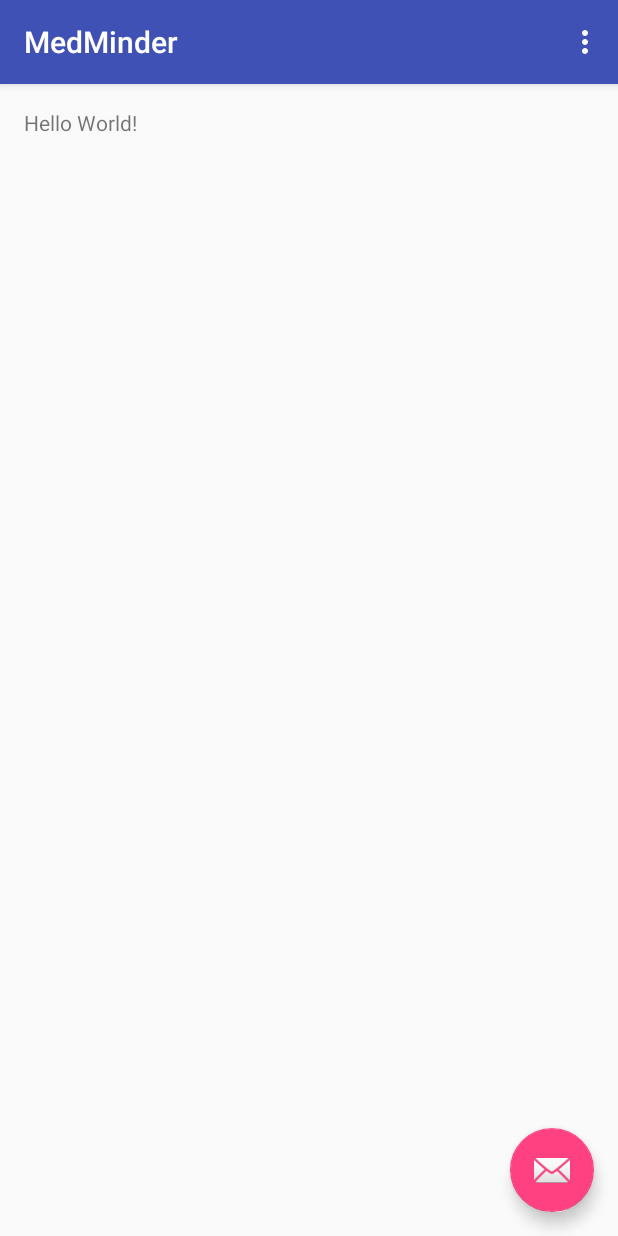
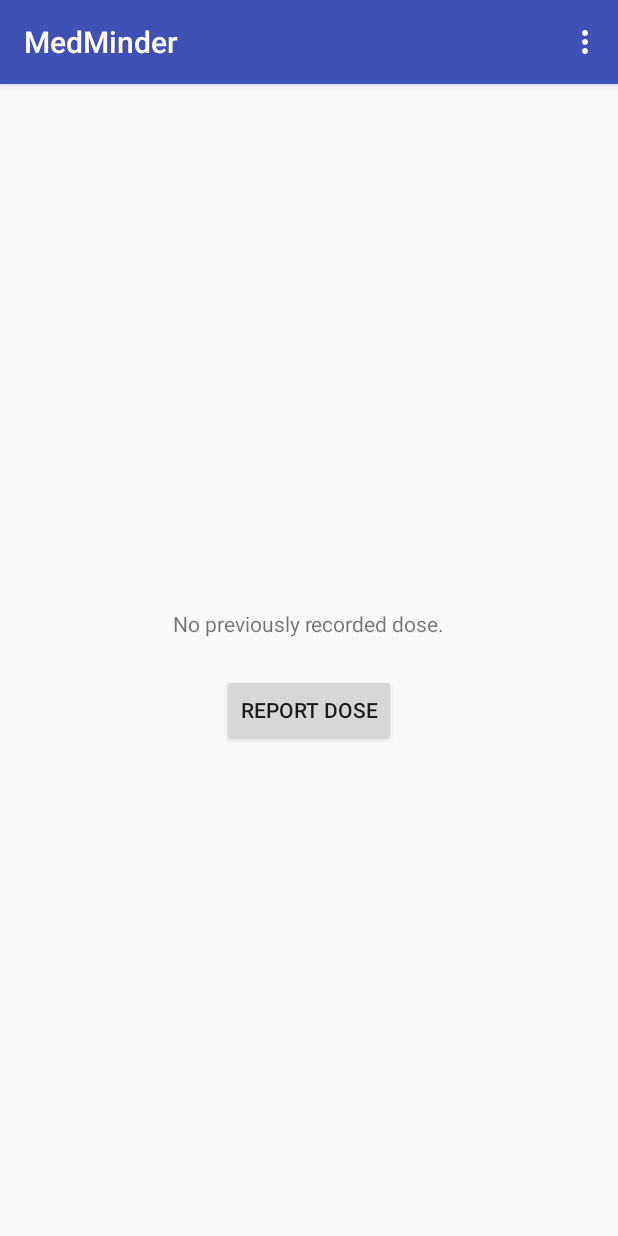
Before and after one commit to lkogler/MedMinder, an Android app: the screen it shows after launch (MainActivity), on a phone screen of 412 x 824 dp. Run offline under Robolectric (Android 15) with nearby library versions, the phone set to English and light mode, and no system bars; libraries missing offline, so code that uses them is left out: com.github.salomonbrys.kodein; 2 statements that could not run were skipped.

Commit message:
[Finishes #107775102] Add a button for reporting dose

```diff
--- a/app/src/main/AndroidManifest.xml
+++ b/app/src/main/AndroidManifest.xml
@@ -3,6 +3,7 @@
     package="net.laurakogler.medminder" >
 
     <application
+        android:name=".MedMinderApplication"
         android:allowBackup="true"
         android:icon="@mipmap/ic_launcher"
         android:label="@string/app_name"
--- a/app/src/main/java/net/laurakogler/medminder/MainActivity.kt
+++ b/app/src/main/kotlin/net/laurakogler/medminder/MainActivity.kt
@@ -1,26 +1,34 @@
 package net.laurakogler.medminder
 
 import android.os.Bundle
-import android.support.design.widget.FloatingActionButton
-import android.support.design.widget.Snackbar
 import android.support.v7.app.AppCompatActivity
 import android.support.v7.widget.Toolbar
 import android.view.View
 import android.view.Menu
 import android.view.MenuItem
+import android.widget.Button
+import android.widget.TextView
+import com.github.salomonbrys.kodein.KodeinInjector
+import com.github.salomonbrys.kodein.android.appKodein
+import java.text.SimpleDateFormat
 
 class MainActivity : AppCompatActivity() {
+    private val injector = KodeinInjector()
+    public val calendarWrapper: CalendarWrapper by injector.instance()
 
     override fun onCreate(savedInstanceState: Bundle?) {
         super.onCreate(savedInstanceState)
+        injector.inject(appKodein())
         setContentView(R.layout.activity_main)
         val toolbar = findViewById(R.id.toolbar) as Toolbar
         setSupportActionBar(toolbar)
 
-        val fab = findViewById(R.id.fab) as FloatingActionButton
-        fab.setOnClickListener(object : View.OnClickListener {
+        val reportDoseButton = findViewById(R.id.report_dose_button) as Button
+        reportDoseButton.setOnClickListener(object : View.OnClickListener {
             override fun onClick(view: View) {
-                Snackbar.make(view, "Replace with your own action", Snackbar.LENGTH_LONG).setAction("Action", null).show()
+                val statusText = findViewById(R.id.status_text) as TextView
+                val dateFormat = SimpleDateFormat("h:mm a");
+                statusText.setText("Your last dose was at ${dateFormat.format(calendarWrapper.getCalendar().getTime())}")
             }
         })
     }
--- /dev/null
+++ b/app/src/main/kotlin/net/laurakogler/medminder/MedMinderApplication.kt
@@ -0,0 +1,17 @@
+package net.laurakogler.medminder
+
+import android.app.Application
+import com.github.salomonbrys.kodein.*
+import com.github.salomonbrys.kodein.android.KodeinApplication
+
+public class MedMinderApplication : Application(), KodeinApplication {
+
+    override val kodein = Kodein {
+        bind<CalendarWrapper>() with instance(CalendarWrapper())
+    }
+
+
+    override fun onCreate() {
+        super.onCreate()
+    }
+}
--- a/app/src/main/res/layout/activity_main.xml
+++ b/app/src/main/res/layout/activity_main.xml
@@ -1,25 +1,26 @@
 <?xml version="1.0" encoding="utf-8"?>
-<android.support.design.widget.CoordinatorLayout
-    xmlns:android="http://schemas.android.com/apk/res/android"
+<android.support.design.widget.CoordinatorLayout xmlns:android="http://schemas.android.com/apk/res/android"
     xmlns:app="http://schemas.android.com/apk/res-auto"
-    xmlns:tools="http://schemas.android.com/tools" android:layout_width="match_parent"
-    android:layout_height="match_parent" android:fitsSystemWindows="true"
+    xmlns:tools="http://schemas.android.com/tools"
+    android:layout_width="match_parent"
+    android:layout_height="match_parent"
+    android:fitsSystemWindows="true"
     tools:context=".MainActivity">
 
-    <android.support.design.widget.AppBarLayout android:layout_height="wrap_content"
-        android:layout_width="match_parent" android:theme="@style/AppTheme.AppBarOverlay">
+    <android.support.design.widget.AppBarLayout
+        android:layout_width="match_parent"
+        android:layout_height="wrap_content"
+        android:theme="@style/AppTheme.AppBarOverlay">
 
-        <android.support.v7.widget.Toolbar android:id="@+id/toolbar"
-            android:layout_width="match_parent" android:layout_height="?attr/actionBarSize"
-            android:background="?attr/colorPrimary" app:popupTheme="@style/AppTheme.PopupOverlay" />
+        <android.support.v7.widget.Toolbar
+            android:id="@+id/toolbar"
+            android:layout_width="match_parent"
+            android:layout_height="?attr/actionBarSize"
+            android:background="?attr/colorPrimary"
+            app:popupTheme="@style/AppTheme.PopupOverlay" />
 
     </android.support.design.widget.AppBarLayout>
 
     <include layout="@layout/content_main" />
 
-    <android.support.design.widget.FloatingActionButton android:id="@+id/fab"
-        android:layout_width="wrap_content" android:layout_height="wrap_content"
-        android:layout_gravity="bottom|end" android:layout_margin="@dimen/fab_margin"
-        android:src="@android:drawable/ic_dialog_email" />
-
 </android.support.design.widget.CoordinatorLayout>
--- a/app/src/main/res/layout/content_main.xml
+++ b/app/src/main/res/layout/content_main.xml
@@ -1,20 +1,30 @@
 <?xml version="1.0" encoding="utf-8"?>
-<RelativeLayout xmlns:android="http://schemas.android.com/apk/res/android"
+<LinearLayout xmlns:android="http://schemas.android.com/apk/res/android"
     xmlns:app="http://schemas.android.com/apk/res-auto"
     xmlns:tools="http://schemas.android.com/tools"
     android:layout_width="match_parent"
     android:layout_height="match_parent"
+    android:gravity="center"
     android:paddingBottom="@dimen/activity_vertical_margin"
     android:paddingLeft="@dimen/activity_horizontal_margin"
     android:paddingRight="@dimen/activity_horizontal_margin"
     android:paddingTop="@dimen/activity_vertical_margin"
     app:layout_behavior="@string/appbar_scrolling_view_behavior"
     tools:context=".MainActivity"
-    tools:showIn="@layout/activity_main">
+    tools:showIn="@layout/activity_main"
+    android:orientation="vertical">
 
     <TextView
-        android:id="@+id/main_text"
+        android:id="@+id/status_text"
+        android:layout_height="wrap_content"
         android:layout_width="wrap_content"
+        android:text="No previously recorded dose."
+        android:padding="24dp"
+        />
+
+    <Button
+        android:id="@+id/report_dose_button"
         android:layout_height="wrap_content"
-        android:text="Hello World!" />
-</RelativeLayout>
+        android:layout_width="wrap_content"
+        android:text="Report Dose" />
+</LinearLayout>
```
Also changed, not shown: app/build.gradle (+9 -4 lines), app/src/main/kotlin/net/laurakogler/medminder/CalendarWrapper.kt (added, +9 -0 lines), 4 other files.
